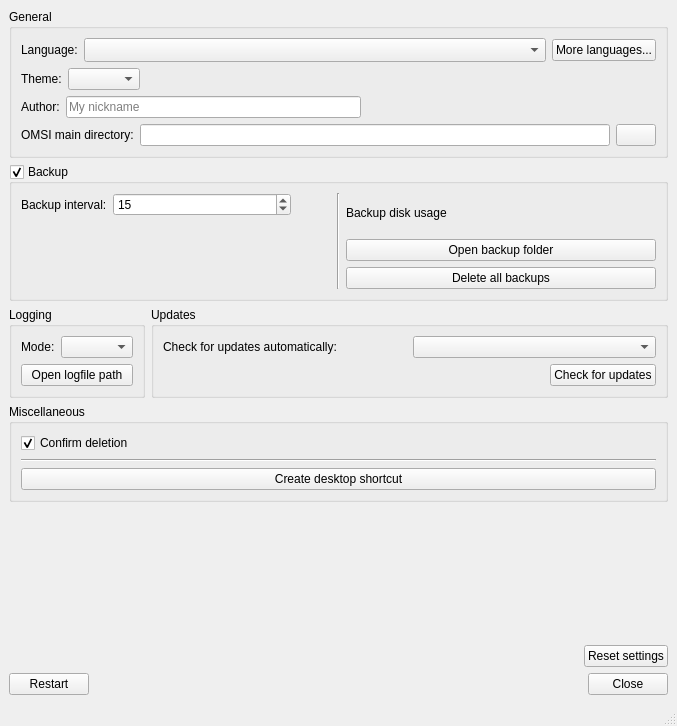
Above: wsettings.ui from pietr26/OMSI-Tools before the change. Below: the same form after it.
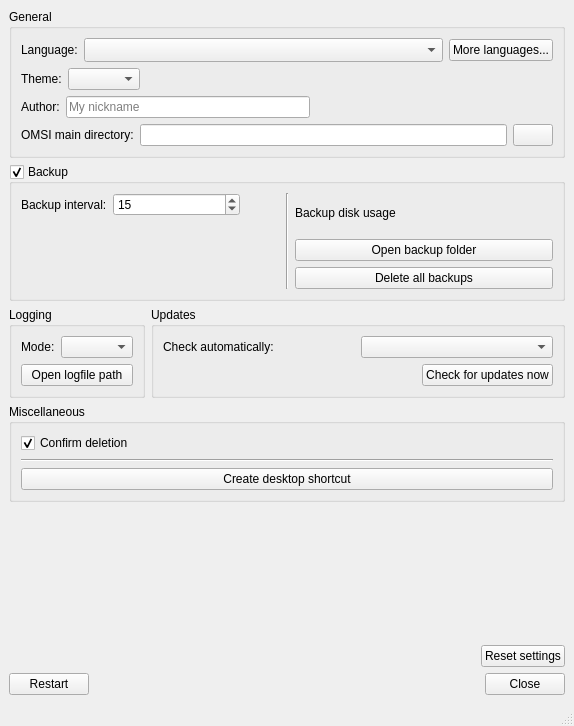
That is the form after the change. Icons and pictures are not drawn.

The edit to the form file:
```diff
--- a/wsettings.ui
+++ b/wsettings.ui
@@ -9,7 +9,7 @@
    <rect>
     <x>0</x>
     <y>0</y>
-    <width>677</width>
+    <width>574</width>
     <height>726</height>
    </rect>
   </property>
@@ -364,7 +364,7 @@
            <item>
             <widget class="QLabel" name="lblAutoUpdateCheck">
              <property name="text">
-              <string>Check for updates automatically:</string>
+              <string>Check automatically:</string>
              </property>
             </widget>
            </item>
@@ -391,7 +391,7 @@
            <item>
             <widget class="QPushButton" name="btnCheckForUpdates">
              <property name="text">
-              <string>Check for updates</string>
+              <string>Check for updates now</string>
              </property>
              <property name="icon">
               <iconset resource="ressources.qrc">
```
Left out of the diff: 2 changed lines with no effect on the pictures.
